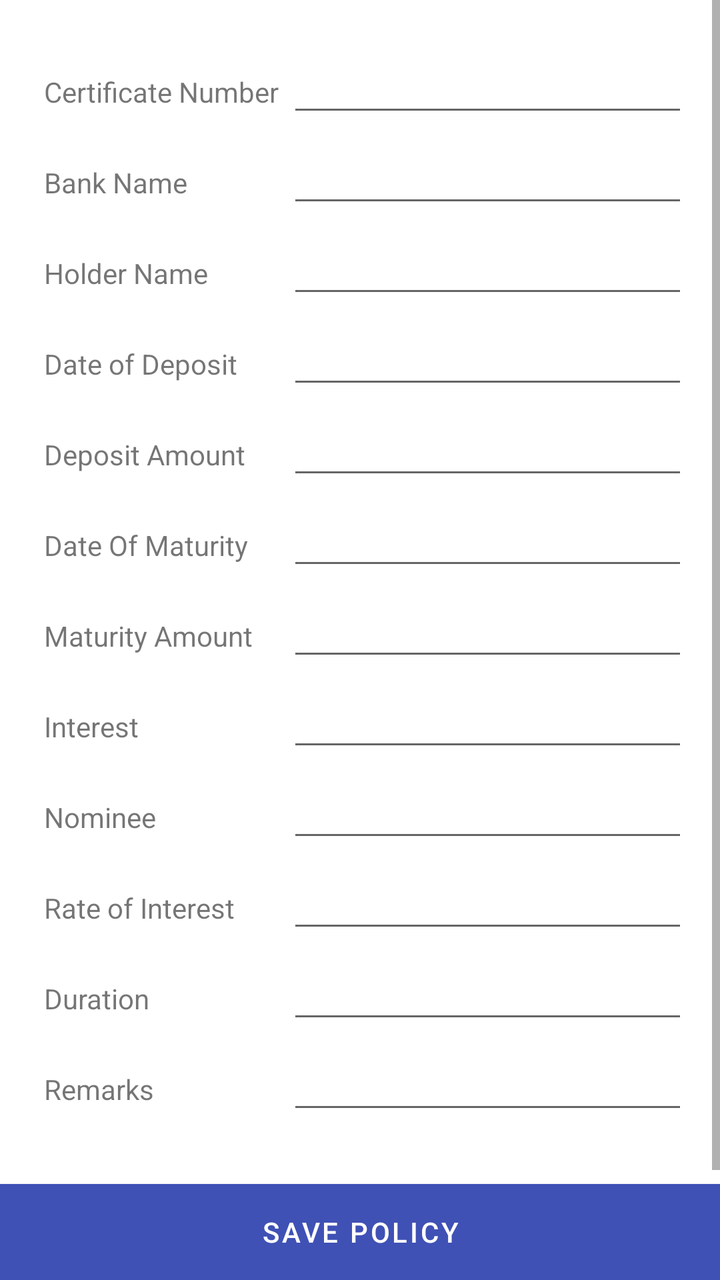
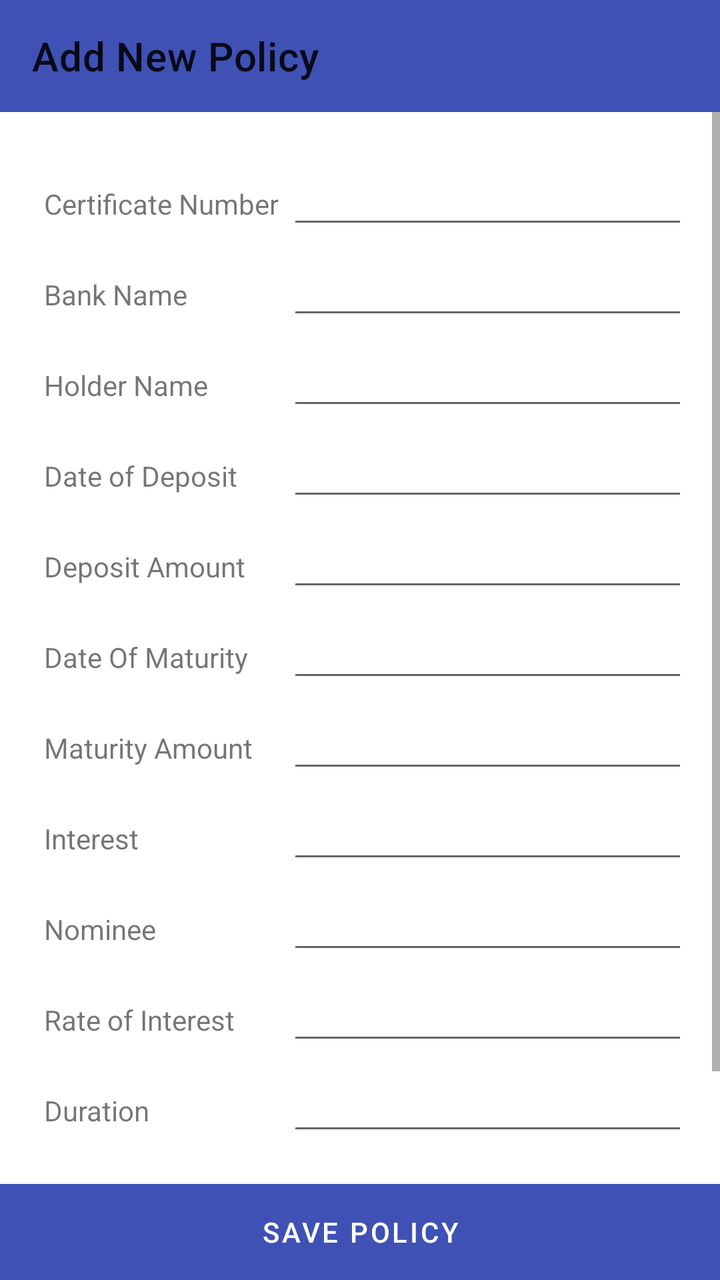

The first picture is an Android layout as it rendered before a commit; the second is the same layout after the commit. The layout source and the unified diff follow.
<!-- AndroidManifest.xml: application theme AppTheme -->
<!-- res/layout/activity_add_new_policy.xml -->
<?xml version="1.0" encoding="utf-8"?>

<LinearLayout xmlns:android="http://schemas.android.com/apk/res/android"
    xmlns:tools="http://schemas.android.com/tools"
    android:id="@+id/main"
    android:layout_width="match_parent"
    android:layout_height="match_parent"
    android:orientation="vertical"
    android:fitsSystemWindows="true"
    tools:context=".AddNewPolicy">

    <ScrollView
        android:layout_width="match_parent"
        android:layout_height="0dp"
        android:layout_weight="1">

        <TableLayout
            android:layout_width="wrap_content"
            android:layout_height="wrap_content"
            android:layout_gravity="center_horizontal"
            android:layout_margin="20dp"
            android:focusable="false"
            android:focusableInTouchMode="true">

            <TableRow
                android:layout_width="match_parent"
                android:layout_height="match_parent"
                android:visibility="visible">


                <TextView

                    android:layout_width="wrap_content"
                    android:layout_height="wrap_content"
                    android:layout_margin="2dp"
                    android:text="Certificate Number"
                    android:visibility="visible" />

                <EditText
                    android:id="@+id/certificateNumber"
                    android:layout_width="wrap_content"
                    android:layout_height="wrap_content"
                    android:layout_margin="2dp"
                    android:ems="10"
                    android:inputType="textPersonName"
                    android:visibility="visible" />

            </TableRow>

            <TableRow
                android:layout_width="match_parent"
                android:layout_height="match_parent"
                android:visibility="visible">


                <TextView

                    android:layout_width="wrap_content"
                    android:layout_height="wrap_content"
                    android:layout_margin="2dp"
                    android:text="Bank Name"
                    android:visibility="visible" />

                <EditText
                    android:id="@+id/bankName"
                    android:layout_width="wrap_content"
                    android:layout_height="wrap_content"
                    android:layout_margin="2dp"
                    android:ems="10"
                    android:inputType="textPersonName"
                    android:visibility="visible" />

            </TableRow>

            <TableRow
                android:layout_width="match_parent"
                android:layout_height="match_parent"
                android:visibility="visible">


                <TextView
                    android:id="@+id/asdasd"
                    android:layout_width="wrap_content"
                    android:layout_height="wrap_content"
                    android:layout_margin="2dp"
                    android:text="Holder Name" />

                <EditText
                    android:id="@+id/holder"
                    android:layout_width="wrap_content"
                    android:layout_height="wrap_content"
                    android:layout_margin="2dp"
                    android:ems="10"
                    android:inputType="textPersonName" />

            </TableRow>

            <TableRow
                android:layout_width="match_parent"
                android:layout_height="match_parent"
                android:visibility="visible">


                <TextView
                    android:id="@+id/gfsgfg"
                    android:layout_width="wrap_content"
                    android:layout_height="wrap_content"
                    android:layout_margin="2dp"
                    android:text="Date of Deposit" />

                <EditText
                    android:id="@+id/dateOfDeposit"
                    android:layout_width="wrap_content"
                    android:layout_height="wrap_content"
                    android:layout_margin="2dp"
                    android:ems="10"
                    android:focusable="false"
                    android:inputType="textPersonName" />

            </TableRow>

            <TableRow
                android:layout_width="match_parent"
                android:layout_height="match_parent"
                android:visibility="visible">


                <TextView

                    android:layout_width="wrap_content"
                    android:layout_height="wrap_content"
                    android:layout_margin="2dp"
                    android:text="Deposit Amount" />

                <EditText
                    android:id="@+id/depositAmount"
                    android:layout_width="wrap_content"
                    android:layout_height="wrap_content"
                    android:layout_margin="2dp"
                    android:ems="10"
                    android:inputType="number" />

            </TableRow>

            <TableRow
                android:layout_width="match_parent"
                android:layout_height="match_parent">


                <TextView

                    android:layout_width="wrap_content"
                    android:layout_height="wrap_content"
                    android:layout_margin="2dp"
                    android:text="Date Of Maturity" />

                <EditText
                    android:id="@+id/dateOfMaturity"
                    android:layout_width="wrap_content"
                    android:layout_height="wrap_content"
                    android:layout_margin="2dp"
                    android:ems="10"
                    android:focusable="false"
                    android:inputType="textPersonName" />

            </TableRow>

            <TableRow
                android:layout_width="match_parent"
                android:layout_height="match_parent">


                <TextView

                    android:layout_width="wrap_content"
                    android:layout_height="wrap_content"
                    android:layout_margin="2dp"
                    android:text="Maturity Amount" />

                <EditText
                    android:id="@+id/maturityAmount"
                    android:layout_width="wrap_content"
                    android:layout_height="wrap_content"
                    android:layout_margin="2dp"
                    android:ems="10"
                    android:inputType="number" />

            </TableRow>

            <TableRow
                android:layout_width="match_parent"
                android:layout_height="match_parent">


                <TextView

                    android:layout_width="wrap_content"
                    android:layout_height="wrap_content"
                    android:layout_margin="2dp"
                    android:text="Interest" />

                <EditText
                    android:id="@+id/interest"
                    android:layout_width="wrap_content"
                    android:layout_height="wrap_content"
                    android:layout_margin="2dp"
                    android:ems="10"
                    android:inputType="number" />

            </TableRow>

            <TableRow
                android:layout_width="match_parent"
                android:layout_height="match_parent">


                <TextView

                    android:layout_width="wrap_content"
                    android:layout_height="wrap_content"
                    android:layout_margin="2dp"
                    android:text="Nominee" />

                <EditText
                    android:id="@+id/nominee"
                    android:layout_width="wrap_content"
                    android:layout_height="wrap_content"
                    android:layout_margin="2dp"
                    android:ems="10"
                    android:inputType="textPersonName" />

            </TableRow>

            <TableRow
                android:layout_width="match_parent"
                android:layout_height="match_parent">


                <TextView

                    android:layout_width="wrap_content"
                    android:layout_height="wrap_content"
                    android:layout_margin="2dp"
                    android:text="Rate of Interest" />

                <EditText
                    android:id="@+id/rateOfInterest"
                    android:layout_width="wrap_content"
                    android:layout_height="wrap_content"
                    android:layout_margin="2dp"
                    android:ems="10"
                    android:inputType="numberDecimal" />

            </TableRow>

            <TableRow
                android:layout_width="match_parent"
                android:layout_height="match_parent">


                <TextView

                    android:layout_width="wrap_content"
                    android:layout_height="wrap_content"
                    android:layout_margin="2dp"
                    android:text="Duration" />

                <EditText
                    android:id="@+id/durationInt"
                    android:layout_width="wrap_content"
                    android:layout_height="wrap_content"
                    android:layout_margin="2dp"
                    android:ems="10"
                    android:inputType="numberDecimal" />

            </TableRow>

            <TableRow
                android:layout_width="match_parent"
                android:layout_height="match_parent"
                android:layout_marginBottom="35dp">


                <TextView

                    android:layout_width="wrap_content"
                    android:layout_height="wrap_content"
                    android:layout_margin="2dp"
                    android:text="Remarks" />

                <EditText
                    android:id="@+id/remarks"
                    android:layout_width="wrap_content"
                    android:layout_height="wrap_content"
                    android:layout_margin="2dp"
                    android:ems="10"
                    android:inputType="textPersonName" />

            </TableRow>

        </TableLayout>

    </ScrollView>

    <Button
        android:id="@+id/save"
        android:layout_width="match_parent"
        android:layout_height="wrap_content"
        android:background="@color/colorPrimary"
        android:textColor="#FFF"
        android:text="Save Policy" />

    <ProgressBar
        android:id="@+id/progressBar"
        style="?android:attr/progressBarStyleLarge"
        android:layout_width="wrap_content"
        android:layout_height="wrap_content"
        android:layout_gravity="center"
        android:visibility="gone" />

</LinearLayout>
<!-- resources referenced by this layout -->
<resources>
  <color name="colorPrimary">#3F51B5</color>
  <style name="AppTheme" parent="Theme.MaterialComponents.Light.DarkActionBar">
          <item name="colorPrimary">@color/colorPrimary</item>
          <item name="colorPrimaryVariant">@color/colorPrimaryDark</item>
          <item name="colorOnPrimary">@color/white</item>
          <item name="colorSecondary">@color/colorAccent</item>
          <item name="colorSecondaryVariant">@color/colorPrimaryDark</item>
          <item name="colorOnSecondary">@color/white</item>
          <item name="android:statusBarColor">?attr/colorPrimaryVariant</item>
      </style>
  <color name="colorPrimaryDark">#303F9F</color>
  <color name="white">#FFFFFFFF</color>
  <color name="colorAccent">#3F51B5</color>
</resources>

<!-- the commit's change to res/layout/activity_add_new_policy.xml (unified diff, before → after) -->
@@ -1,13 +1,21 @@
 <?xml version="1.0" encoding="utf-8"?>
 
 <LinearLayout xmlns:android="http://schemas.android.com/apk/res/android"
+    xmlns:app="http://schemas.android.com/apk/res-auto"
     xmlns:tools="http://schemas.android.com/tools"
     android:id="@+id/main"
     android:layout_width="match_parent"
     android:layout_height="match_parent"
     android:orientation="vertical"
-    android:fitsSystemWindows="true"
     tools:context=".AddNewPolicy">
+
+    <androidx.appcompat.widget.Toolbar
+        android:id="@+id/toolbar"
+        android:layout_width="match_parent"
+        android:layout_height="?attr/actionBarSize"
+        android:background="?attr/colorPrimary"
+        app:title="Add New Policy"
+        app:popupTheme="@style/AppTheme.PopupOverlay" />
 
     <ScrollView
         android:layout_width="match_parent"
<!-- resource entries referenced after the edit -->
@@ -1,6 +1,7 @@
 <!-- resources referenced by this layout -->
 <resources>
   <color name="colorPrimary">#3F51B5</color>
+  <style name="AppTheme.PopupOverlay" parent="ThemeOverlay.AppCompat.Light" />
   <style name="AppTheme" parent="Theme.MaterialComponents.Light.DarkActionBar">
           <item name="colorPrimary">@color/colorPrimary</item>
           <item name="colorPrimaryVariant">@color/colorPrimaryDark</item>
